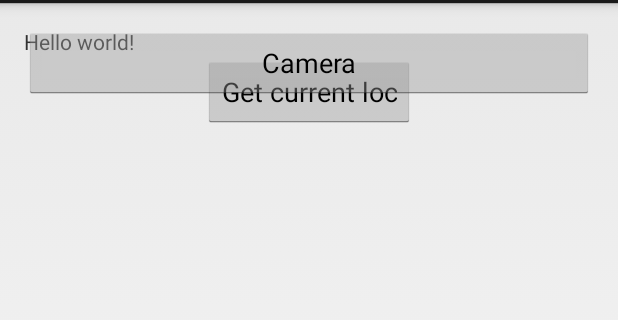
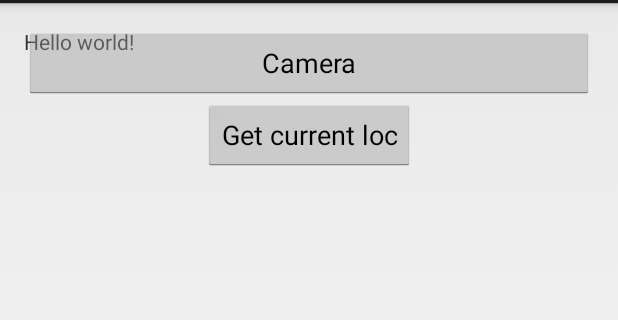
Before and after one commit to andzaytsev/AnyMap, an Android app: the screen it shows after launch (MyActivity), on a phone screen of 412 x 824 dp, the part 69-389 px from its top. Run offline under Robolectric (Android 15) with nearby library versions, the phone set to English and light mode, and no system bars.

Commit message:
Merged GPS and camera

```diff
--- a/app/src/main/res/layout/activity_my.xml
+++ b/app/src/main/res/layout/activity_my.xml
@@ -20,9 +20,9 @@
         android:layout_height="wrap_content"
         android:text="Get current loc"
         android:id="@+id/button"
-        android:layout_below="@+id/textView"
-        android:layout_centerHorizontal="true"
-        android:onClick="showLocation" />
+        android:onClick="showLocation"
+        android:layout_below="@+id/button_camera"
+        android:layout_centerHorizontal="true" />
     <Button
         android:id="@+id/button_camera"
         android:text="@string/button_camera"
```
